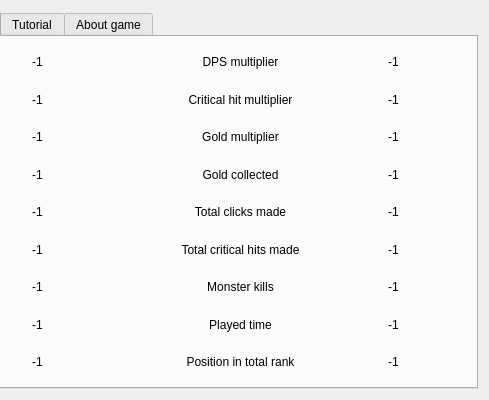
Before: the Qt Designer form courses/prog_base_3/dungeonOfDragons/settingsui.ui in Tayum/KPI-Courses, drawn with Qt 5; both pictures show x 211 to 700 and y 0 to 400 of the 700 by 400 pixel window.
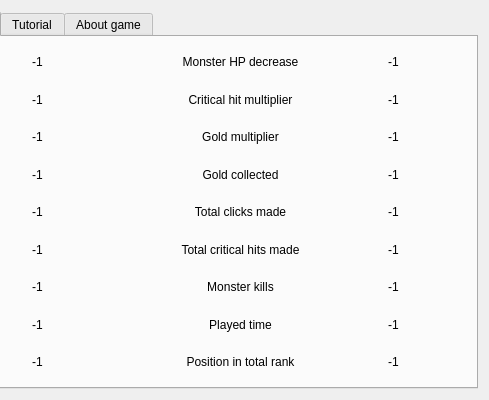
After: the same form once the commit is applied.

Patch:
```diff
--- a/courses/prog_base_3/dungeonOfDragons/settingsui.ui
+++ b/courses/prog_base_3/dungeonOfDragons/settingsui.ui
@@ -301,7 +301,7 @@
            <item>
             <widget class="QLabel" name="descr_lbl_10">
              <property name="text">
-              <string>DPS multiplier</string>
+              <string>Monster HP decrease</string>
              </property>
              <property name="alignment">
               <set>Qt::AlignCenter</set>
```
